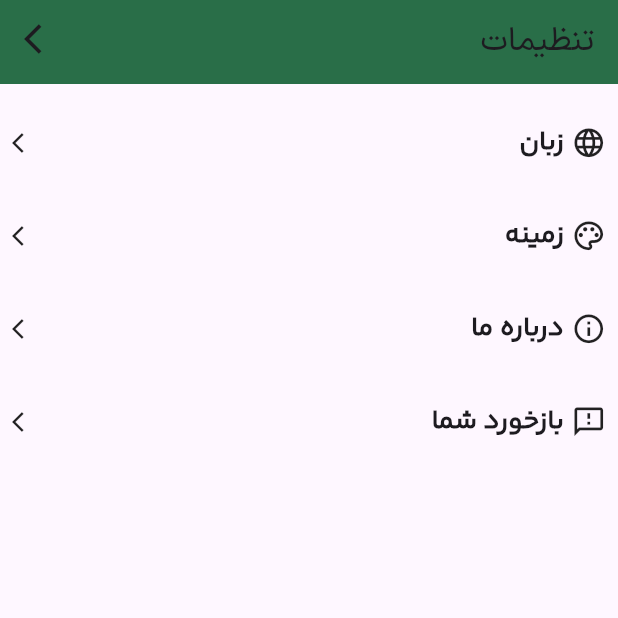
After one commit to Hanie9/plant_app, a Flutter app: the Settings screen opened directly, on a phone screen of 412 x 824 dp, the top half of it. The commit adds this screen. Run offline on Flutter 3.47's test engine with Material 3 defaults, Android fonts, the phone set to English and light mode, and no system bars; our stand-ins replace animated_bottom_navigation_bar, page_transition, shared_preferences; missing offline and left inert: mobile_scanner; accounts and stored records are empty.

Commit message:
add some pages

```diff
--- /dev/null
+++ b/assets/translation/en.json
@@ -0,0 +1,3 @@
+{
+    "English": "en"
+}
--- /dev/null
+++ b/assets/translation/fa.json
@@ -0,0 +1,3 @@
+{
+    "persian": "fa"
+}
--- a/lib/main.dart
+++ b/lib/main.dart
@@ -1,19 +1,68 @@
 import 'package:flutter/material.dart';
 import 'package:plant_app/screens/splash_screen.dart';
+import 'package:provider/provider.dart';
+import 'package:shared_preferences/shared_preferences.dart';
+
+
+class ThemeNotifier extends ChangeNotifier {
+  final String key = "theme";
+  late SharedPreferences prefs;
+  bool _darkTheme = false;
+
+  bool get darkTheme => _darkTheme;
+
+  ThemeNotifier() {
+    _loadFromPrefs();
+  }
+
+  toggleTheme() {
+    _darkTheme = !_darkTheme;
+    _saveToPrefs();
+    notifyListeners();
+  }
+
+  _initPrefs() async {
+    prefs = await SharedPreferences.getInstance();
+  }
+
+  _loadFromPrefs() async {
+    await _initPrefs();
+    _darkTheme = prefs.getBool(key) ?? false;
+    notifyListeners();
+  }
+
+  _saveToPrefs() async {
+    await _initPrefs();
+    prefs.setBool(key, _darkTheme);
+  }
+}
 
 void main() {
-  runApp(const MyApp());
+  runApp(
+  ChangeNotifierProvider<ThemeNotifier>(
+      create: (_) => ThemeNotifier(),
+      child: const MyApp(),
+    )
+  );
 }
 
-class MyApp extends StatelessWidget {
+class MyApp extends StatefulWidget {
   const MyApp({super.key});
 
   @override
+  _MyAppState createState() => _MyAppState();
+}
+
+class _MyAppState extends State<MyApp> {
+
+  @override
   Widget build(BuildContext context) {
-    return const MaterialApp(
+    final themeNotifier = Provider.of<ThemeNotifier>(context);
+    return MaterialApp(
+      theme: themeNotifier.darkTheme ? ThemeData.dark() : ThemeData.light(),
       title: 'Plant App',
       debugShowCheckedModeBanner: false,
-      home: HomePage(),
+      home: const HomePage(),
     );
   }
 }
--- /dev/null
+++ b/lib/screens/setting.dart
@@ -0,0 +1,94 @@
+import 'package:flutter/material.dart';
+import 'package:page_transition/page_transition.dart';
+import 'package:plant_app/const/constants.dart';
+import 'package:plant_app/screens/setting_option/aboutus.dart';
+import 'package:plant_app/screens/setting_option/feedback.dart';
+import 'package:plant_app/screens/setting_option/language.dart';
+import 'package:plant_app/screens/setting_option/theme.dart';
+import 'package:plant_app/widgets/profile_widget.dart';
+
+class Settings extends StatefulWidget {
+  const Settings({super.key});
+
+  @override
+  State<Settings> createState() => _SettingsState();
+}
+
+class _SettingsState extends State<Settings> {
+  @override
+  Widget build(BuildContext context) {
+    return Scaffold(
+      appBar: AppBar(
+        automaticallyImplyLeading: false,
+        backgroundColor: Constant.primaryColor,
+        title: Row(
+          mainAxisAlignment: MainAxisAlignment.spaceBetween,
+          crossAxisAlignment: CrossAxisAlignment.start,
+          children: [
+            Positioned(
+              left: 0.0,
+              child: GestureDetector(
+                onTap: () => Navigator.pop(context),
+                child: const Icon(
+                  Icons.arrow_back_ios,
+                ),
+              ),
+            ),
+            const Positioned(
+              right: 0.0,
+              child: Text(
+                'تنظیمات',
+                style: TextStyle(
+                  fontFamily: 'iransans'
+                ),
+              ),
+            ),
+          ],
+        ),
+      ),
+      body: Padding(
+        padding: const EdgeInsets.all(8.0),
+        child: Column(
+          children: [
+            GestureDetector(
+              onTap: () {
+                Navigator.push(context, PageTransition(child: const Language(), type: PageTransitionType.bottomToTop));
+              },
+              child: const BuildOptions(
+                icon: Icons.language,
+                title: 'زبان',
+                ),
+              ),
+            GestureDetector(
+              onTap: (){
+                Navigator.push(context, PageTransition(child: const ThemeChooserPage(), type: PageTransitionType.bottomToTop));
+              },
+              child: const BuildOptions(
+                icon: Icons.color_lens_outlined,
+                title: 'زمینه',
+              ),
+            ),
+            GestureDetector(
+              onTap: (){
+                Navigator.push(context, PageTransition(child: const About_Us(), type: PageTransitionType.bottomToTop));
+              },
+              child: const BuildOptions(
+                icon: Icons.info_outline,
+                title: 'درباره ما',
+              ),
+            ),
+            GestureDetector(
+              onTap: (){
+                Navigator.push(context, PageTransition(child: const feedback(), type: PageTransitionType.bottomToTop));
+              },
+              child: const BuildOptions(
+                icon: Icons.feedback_outlined,
+                title: 'بازخورد شما',
+              ),
+            ),
+          ],
+        ),
+      ),
+    );
+  }
+}
--- a/lib/widgets/plantWidget.dart
+++ b/lib/widgets/plantWidget.dart
@@ -89,7 +89,8 @@ class NewPlantWidget extends StatelessWidget {
                         _plantList[index].category,
                         style: const TextStyle(
                           fontSize: 13.0,
-                          fontFamily: 'iransans'
+                          fontFamily: 'iransans',
+                          fontWeight: FontWeight.w600,
                         ),
                       ),
                       Text(
--- a/lib/widgets/profile_widget.dart
+++ b/lib/widgets/profile_widget.dart
@@ -1,5 +1,4 @@
 import 'package:flutter/material.dart';
-import 'package:plant_app/const/constants.dart';
 
 class BuildOptions extends StatelessWidget {
   final IconData icon;
@@ -15,19 +14,17 @@ class BuildOptions extends StatelessWidget {
       child: Row(
         mainAxisAlignment: MainAxisAlignment.spaceBetween,
         children: [
-          Icon(
+          const Icon(
             Icons.arrow_back_ios,
             size: 16.0,
-            color: Constant.blackColor.withOpacity(0.4),
           ),
           Row(
             crossAxisAlignment: CrossAxisAlignment.center,
             children: [
               Text(
                 title,
-                style: TextStyle(
+                style: const TextStyle(
                   fontFamily: 'Yekan Bakh',
-                  color: Constant.blackColor,
                   fontSize: 18.0,
                   fontWeight: FontWeight.bold,
                 ),
@@ -37,7 +34,6 @@ class BuildOptions extends StatelessWidget {
               ),
               Icon(
                 icon,
-                color: Constant.blackColor.withOpacity(0.5),
                 size: 23.0,
               ),
             ],
```
Also changed, not shown: lib/screens/DetailPage.dart (+5 -12 lines), lib/screens/home_page.dart (+3 -6 lines), lib/screens/profile_page.dart (+19 -10 lines), lib/screens/setting_option/aboutus.dart (added, +45 -0 lines), lib/screens/setting_option/feedback.dart (added, +45 -0 lines), lib/screens/setting_option/language.dart (added, +52 -0 lines), lib/screens/setting_option/theme.dart (added, +62 -0 lines), pubspec.yaml (+7 -0 lines), pubspec.lock, 1 other file.
